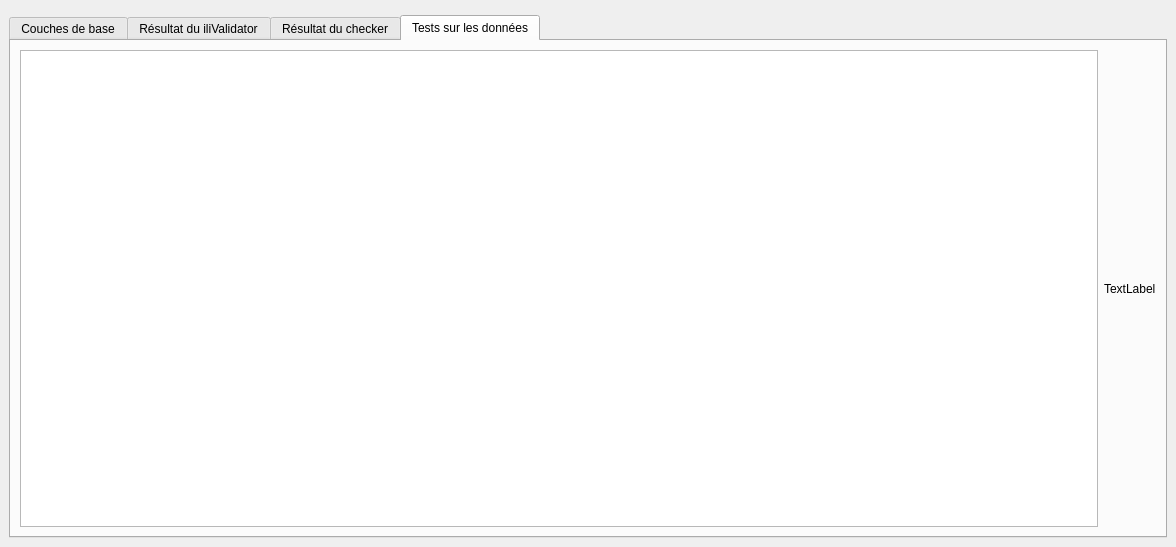
First picture: the form in verivd/ui/veri_vd_dockwidget_base.ui, repository VeriVD/qgis_VeriVD, before the edit.
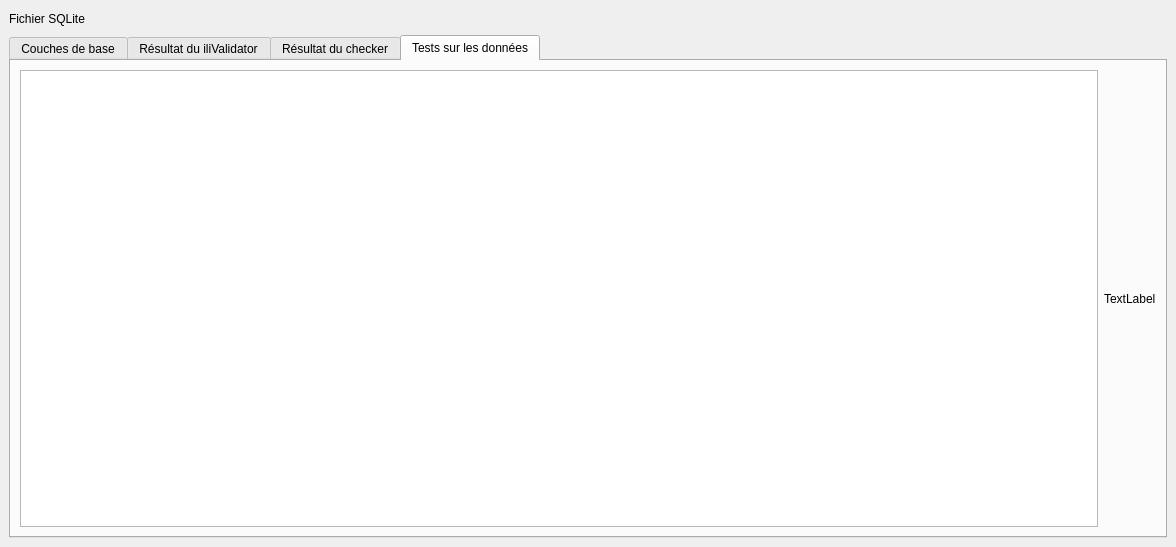
Second picture: the form after the edit. The open tabs and pages were chosen to show the change. Custom widgets are drawn as their Qt base class.

Commit message: UX improvement + fix verif model

Patch:
```diff
--- a/verivd/ui/veri_vd_dockwidget_base.ui
+++ b/verivd/ui/veri_vd_dockwidget_base.ui
@@ -15,7 +15,30 @@
   </property>
   <widget class="QWidget" name="dockWidgetContents">
    <layout class="QGridLayout" name="gridLayout">
-    <item row="1" column="0">
+    <item row="0" column="2">
+     <spacer name="horizontalSpacer">
+      <property name="orientation">
+       <enum>Qt::Horizontal</enum>
+      </property>
+      <property name="sizeHint" stdset="0">
+       <size>
+        <width>40</width>
+        <height>20</height>
+       </size>
+      </property>
+     </spacer>
+    </item>
+    <item row="0" column="1">
+     <widget class="QgsFileWidget" name="file_widget" native="true"/>
+    </item>
+    <item row="0" column="0">
+     <widget class="QLabel" name="label">
+      <property name="text">
+       <string>Fichier SQLite</string>
+      </property>
+     </widget>
+    </item>
+    <item row="1" column="0" colspan="3">
      <widget class="QTabWidget" name="tabWidget">
       <property name="minimumSize">
        <size>
```
Left out of the diff: 5 changed lines with no effect on the pictures. The commit also changes 1 other file.
